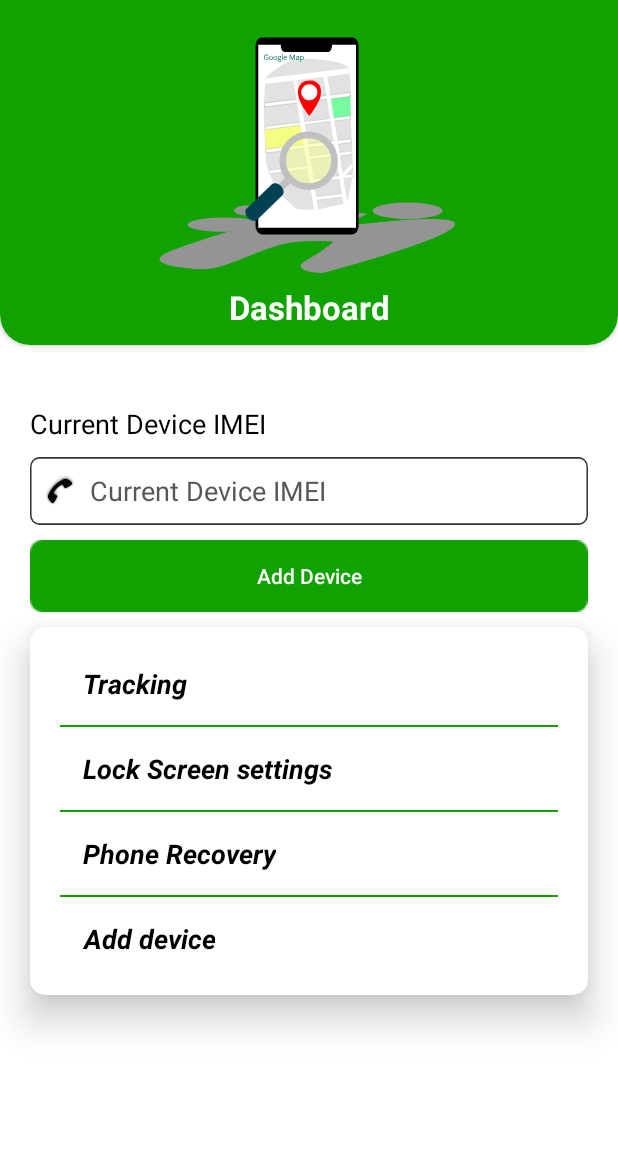
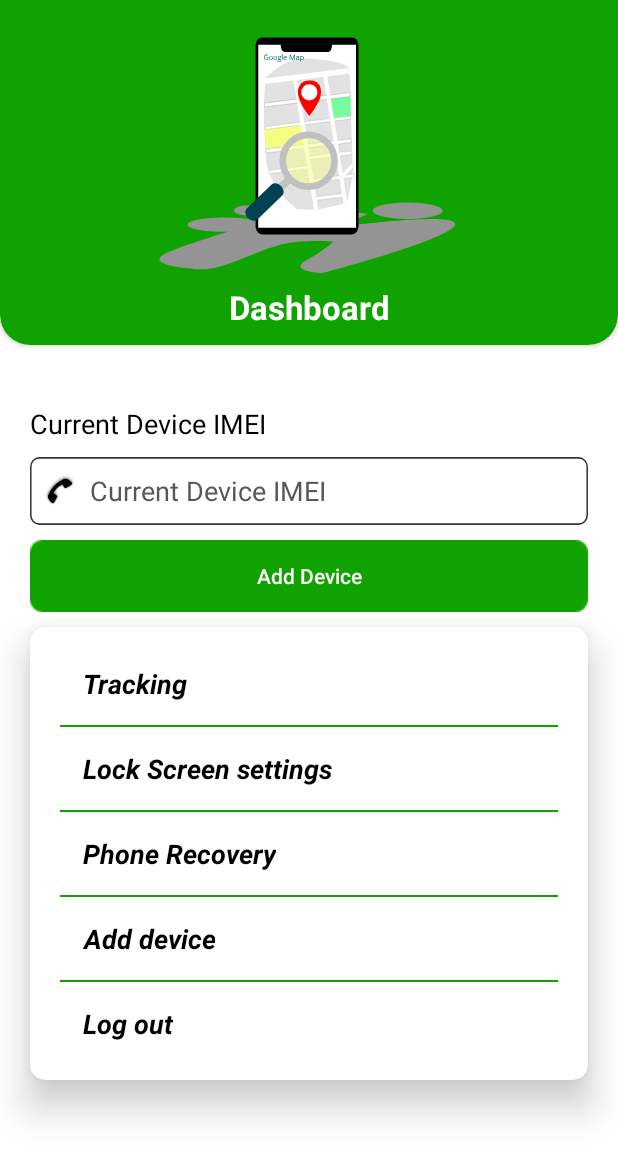
Before and after one commit to JhonyDev/Reachit, an Android app: the screen it shows after launch once a user with an empty profile is signed in (DashboardActivity), on a phone screen of 412 x 824 dp. Shown: the top 1158 px of the screen. Run offline under Robolectric (Android 15) with nearby library versions, the phone set to English and light mode, and no system bars; our stand-ins replace Firebase (no records; nobody signed in at launch, a user with empty details on screens opened directly); Roboto replaces fonts that are not available here.

Commit message:
developing - 60% - changes -> Completed

```diff
--- a/app/src/main/java/com/lma/adapter/TypeRecyclerViewHolder.java
+++ b/app/src/main/java/com/lma/adapter/TypeRecyclerViewHolder.java
@@ -11,7 +11,6 @@ import com.lma.R;
 
 
 public class TypeRecyclerViewHolder extends RecyclerView.ViewHolder {
-
 
     TextView tvName;
     TextView tvIMEI;
@@ -33,6 +32,7 @@ public class TypeRecyclerViewHolder extends RecyclerView.ViewHolder {
         btnRing = itemView.findViewById(R.id.btn_ring);
         btnMap = itemView.findViewById(R.id.btn_map);
         btnReqCall = itemView.findViewById(R.id.btn_request_call);
+
     }
 
 }
--- a/app/src/main/java/com/lma/recievers/SmsReceiver.java
+++ b/app/src/main/java/com/lma/recievers/SmsReceiver.java
@@ -23,7 +23,6 @@ public class SmsReceiver extends BroadcastReceiver implements Info {
     private static final String SMS_RECEIVED = "android.provider.Telephony.SMS_RECEIVED";
 
     String msg, phoneNo = "";
-    String start = LockScreenManager.activationKey + " scream";
     String stop = LockScreenManager.activationKey + " stop";
     String location = LockScreenManager.activationKey + " send location";
     String blinkFlash = LockScreenManager.activationKey + " blink flash";
@@ -33,6 +32,7 @@ public class SmsReceiver extends BroadcastReceiver implements Info {
     @Override
     public void onReceive(Context context, Intent intent) {
         Log.i("TAG", "msg Received");
+        Toast.makeText(context, "MESSAGE RECEIVED", Toast.LENGTH_SHORT).show();
 
         mediaPlayer = MediaPlayer.create(context, R.raw.all_might_i_am_here);
         if (intent.getAction().equals(SMS_RECEIVED)) {
@@ -64,6 +64,7 @@ public class SmsReceiver extends BroadcastReceiver implements Info {
                     final int[] count = {0};
                     mediaPlayer.setOnCompletionListener(new MediaPlayer.OnCompletionListener() {
                         final int maxCount = 3;
+
                         @Override
                         public void onCompletion(MediaPlayer mediaPlayer) {
                             if (count[0] < maxCount) {
@@ -89,6 +90,9 @@ public class SmsReceiver extends BroadcastReceiver implements Info {
                     context.startActivity(intent2);
                 }
 
+
+                if (!SharedPrefUtils.getBooleanSharedPrefs(context, KEY_TRACKING))
+                    return;
 
                 if (command.contains(COMMAND_MAP)
                         & command.contains(SharedPrefUtils.getStringSharedPrefs(context, KEY_CURRENT_DEVICE_IMEI))) {
--- a/app/src/main/res/layout/activity_dashboard.xml
+++ b/app/src/main/res/layout/activity_dashboard.xml
@@ -299,6 +299,47 @@
                         </LinearLayout>
                     </androidx.cardview.widget.CardView>
 
+                    <ImageView
+                        android:layout_width="0dp"
+                        android:layout_height="1dp"
+                        android:layout_columnWeight="1"
+                        android:background="@color/green"
+                        android:onClick="lockSettings"
+                        app:cardCornerRadius="10dp"
+                        app:cardElevation="0dp" />
+
+                    <androidx.cardview.widget.CardView
+                        android:layout_width="0dp"
+                        android:layout_height="wrap_content"
+                        android:layout_columnWeight="1"
+                        android:onClick="logout"
+                        app:cardBackgroundColor="@color/transparent"
+                        app:cardCornerRadius="10dp"
+                        app:cardElevation="0dp">
+
+                        <LinearLayout
+                            android:layout_width="match_parent"
+                            android:layout_height="match_parent"
+                            android:layout_gravity="center"
+                            android:layout_marginVertical="5dp"
+                            android:background="@drawable/selector2"
+                            android:gravity="center"
+                            android:orientation="vertical">
+
+                            <TextView
+                                android:layout_width="wrap_content"
+                                android:layout_height="wrap_content"
+                                android:layout_gravity="start"
+                                android:layout_marginHorizontal="15dp"
+                                android:gravity="center"
+                                android:paddingVertical="10dp"
+                                android:text="Log out"
+                                android:textColor="@color/black"
+                                android:textSize="18sp"
+                                android:textStyle="bold|italic" />
+                        </LinearLayout>
+                    </androidx.cardview.widget.CardView>
+
                 </GridLayout>
             </androidx.cardview.widget.CardView>
 
```
Also changed, not shown: app/src/main/java/com/lma/activities/DashboardActivity.java (+11 -18 lines), app/src/main/java/com/lma/activities/MainActivity.java (+14 -1 lines), app/src/main/java/com/lma/activities/RecoveryActivity.java (+7 -32 lines), app/src/main/java/com/lma/activities/SMSRemoteSettings.java (+4 -14 lines), app/src/main/java/com/lma/model/UserPojo.java (+0 -60 lines).
